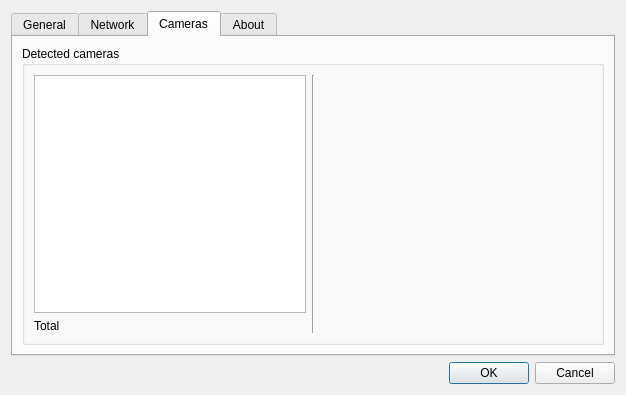
The window that src/preferences.ui (networkoptix/nx_open) describes before a commit, drawn with Qt 5.
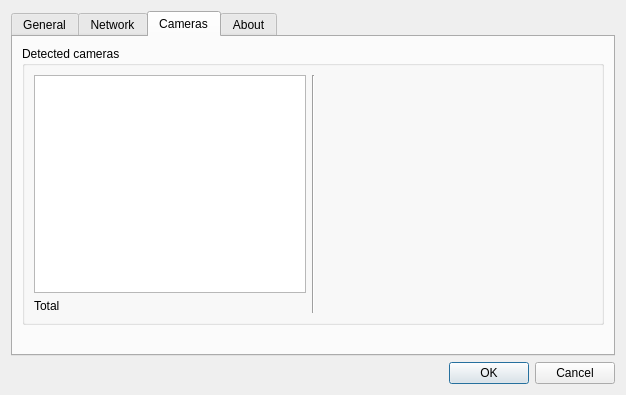
The same window after the commit. The open tabs and pages were chosen to show the change.

The edit to the form file:
```diff
--- a/src/preferences.ui
+++ b/src/preferences.ui
@@ -225,6 +225,50 @@
          </layout>
         </widget>
        </item>
+       <item>
+        <widget class="QLabel" name="cameraStatusLabel">
+         <property name="palette">
+          <palette>
+           <active>
+            <colorrole role="WindowText">
+             <brush brushstyle="SolidPattern">
+              <color alpha="255">
+               <red>255</red>
+               <green>0</green>
+               <blue>0</blue>
+              </color>
+             </brush>
+            </colorrole>
+           </active>
+           <inactive>
+            <colorrole role="WindowText">
+             <brush brushstyle="SolidPattern">
+              <color alpha="255">
+               <red>255</red>
+               <green>0</green>
+               <blue>0</blue>
+              </color>
+             </brush>
+            </colorrole>
+           </inactive>
+           <disabled>
+            <colorrole role="WindowText">
+             <brush brushstyle="SolidPattern">
+              <color alpha="255">
+               <red>120</red>
+               <green>120</green>
+               <blue>120</blue>
+              </color>
+             </brush>
+            </colorrole>
+           </disabled>
+          </palette>
+         </property>
+         <property name="text">
+          <string/>
+         </property>
+        </widget>
+       </item>
       </layout>
      </widget>
      <widget class="QWidget" name="tab_4">
```
